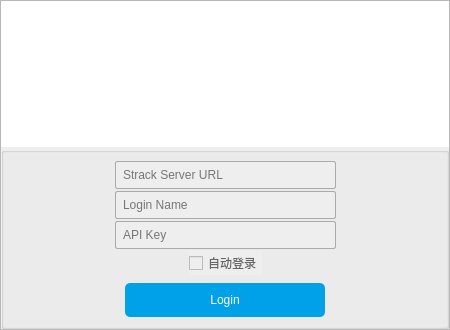
Before: the Qt Designer form apps/strack_desktop/login_ui/login.ui in cineuse/CNCGToolKit, drawn with Qt 5.
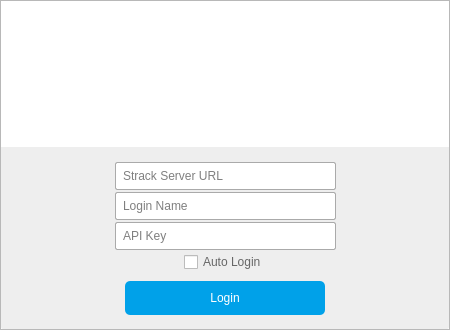
After: the same form once the commit is applied. Icons and pictures are not drawn.

Patch:
```diff
--- a/apps/strack_desktop/login_ui/login.ui
+++ b/apps/strack_desktop/login_ui/login.ui
@@ -18,8 +18,8 @@
   </property>
   <property name="maximumSize">
    <size>
-    <width>450</width>
-    <height>330</height>
+    <width>4500</width>
+    <height>3500</height>
    </size>
   </property>
   <property name="windowTitle">
@@ -355,7 +355,17 @@
       <item>
        <widget class="QGroupBox" name="body">
         <property name="styleSheet">
-         <string notr="true">background-color: #eee;</string>
+         <string notr="true">QGroupBox#body{
+	background-color: #eee;
+	padding:0;
+	margin:0;
+	border-style:soild;
+	border-width: 0px;
+	border-top-left-radius:0px;
+	border-top-right-radius:0px;
+	border-bottom-right-radius:2px;
+	border-bottom-left-radius:2px;
+}</string>
         </property>
         <layout class="QVBoxLayout" name="verticalLayout">
          <property name="spacing">
@@ -429,7 +439,7 @@
 </string>
                  </property>
                  <property name="text">
-                  <string>自动登录</string>
+                  <string>Auto Login</string>
                  </property>
                 </widget>
                </item>
```
Left out of the diff: 11 changed lines with no effect on the pictures.
